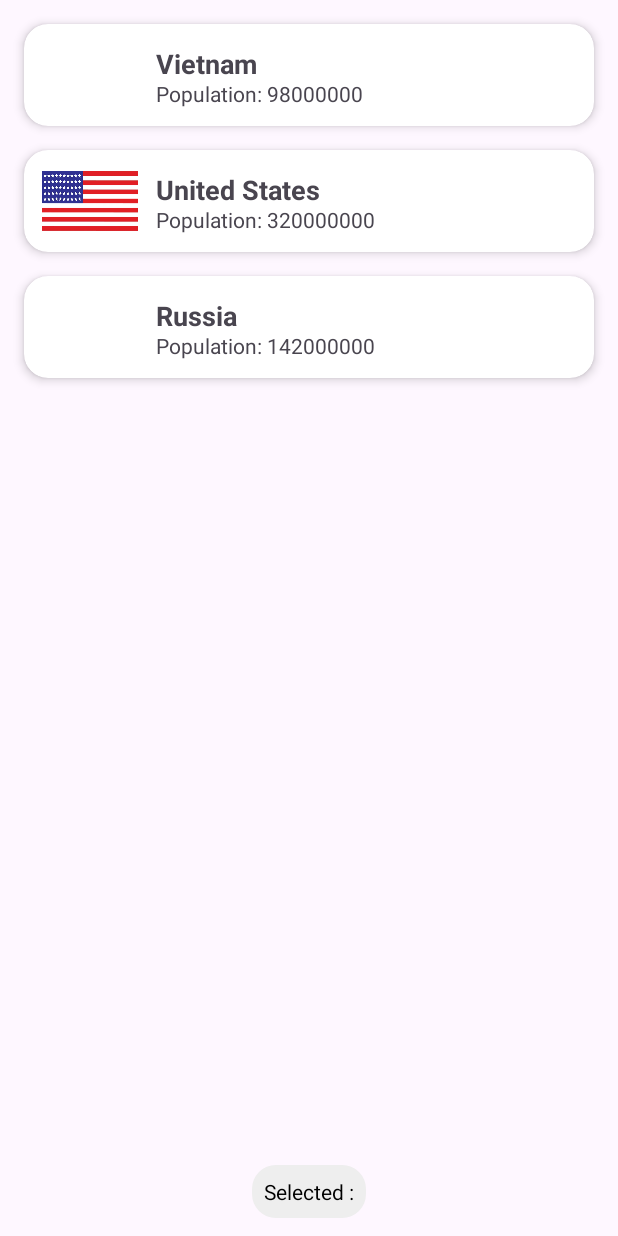
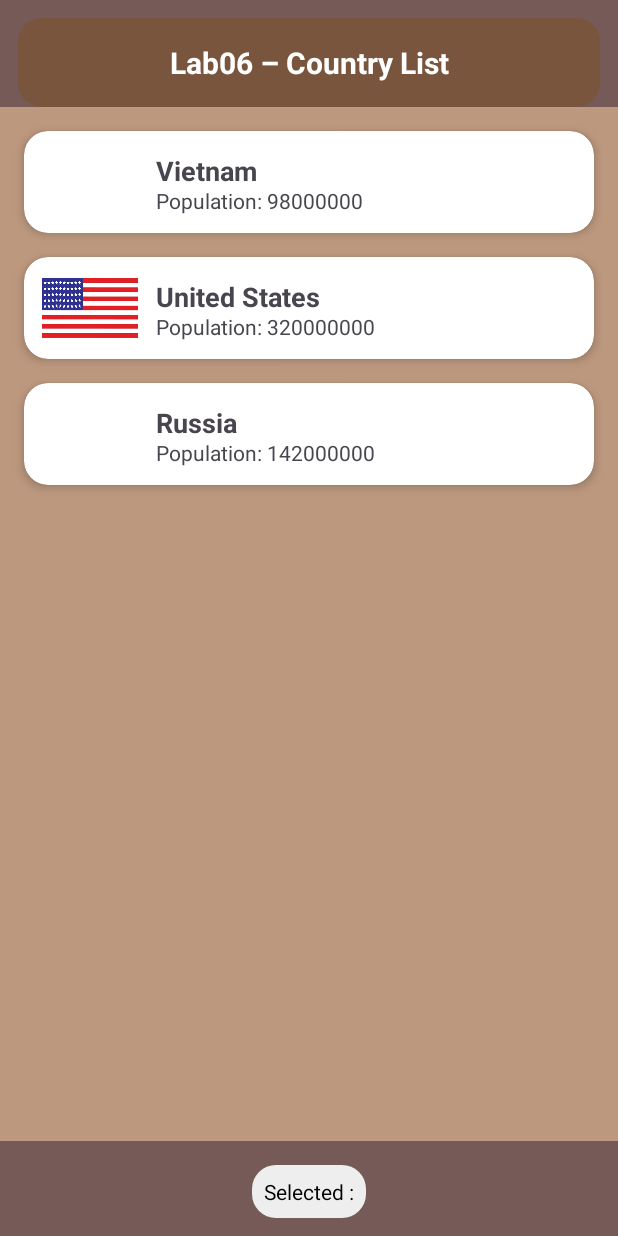
Before and after one commit to abilmazhitova/Lab06, an Android app: the screen it shows after launch (MainActivity), on a phone screen of 412 x 824 dp. Run offline under Robolectric (Android 15) with nearby library versions, the phone set to English and light mode, and no system bars.

Commit message:
Updated styles

```diff
--- /dev/null
+++ b/app/src/main/res/drawable/banner_title.xml
@@ -0,0 +1,5 @@
+<?xml version="1.0" encoding="utf-8"?>
+<shape xmlns:android="http://schemas.android.com/apk/res/android">
+    <solid android:color="#79553D"/>
+    <corners android:radius="16dp"/>
+</shape>
--- a/app/src/main/res/layout/activity_main.xml
+++ b/app/src/main/res/layout/activity_main.xml
@@ -1,22 +1,41 @@
 <?xml version="1.0" encoding="utf-8"?>
-<androidx.constraintlayout.widget.ConstraintLayout
-    xmlns:android="http://schemas.android.com/apk/res/android"
+<androidx.constraintlayout.widget.ConstraintLayout xmlns:android="http://schemas.android.com/apk/res/android"
     xmlns:app="http://schemas.android.com/apk/res-auto"
     xmlns:tools="http://schemas.android.com/tools"
     android:id="@+id/main"
     android:layout_width="match_parent"
     android:layout_height="match_parent"
+    android:background="#755A57"
     tools:context=".MainActivity">
+
+    <TextView
+        android:id="@+id/textView_title"
+        android:layout_width="0dp"
+        android:layout_height="wrap_content"
+        android:layout_margin="12dp"
+        android:background="@drawable/banner_title"
+        android:gravity="center"
+        android:padding="16dp"
+        android:text="Lab06 – Country List"
+        android:textColor="#FFFFFF"
+        android:textSize="20sp"
+        android:textStyle="bold"
+        app:layout_constraintEnd_toEndOf="parent"
+        app:layout_constraintStart_toStartOf="parent"
+        app:layout_constraintTop_toTopOf="parent" />
+
 
     <androidx.recyclerview.widget.RecyclerView
         android:id="@+id/recyclerView"
         android:layout_width="0dp"
         android:layout_height="0dp"
+        android:background="#BC987E"
+        android:clipToPadding="false"
         android:padding="8dp"
-        app:layout_constraintTop_toTopOf="parent"
         app:layout_constraintBottom_toTopOf="@+id/textView_selected"
+        app:layout_constraintEnd_toEndOf="parent"
         app:layout_constraintStart_toStartOf="parent"
-        app:layout_constraintEnd_toEndOf="parent"
+        app:layout_constraintTop_toBottomOf="@+id/textView_title"
         tools:listitem="@layout/item_row" />
 
 
@@ -24,19 +43,19 @@
         android:id="@+id/textView_selected"
         android:layout_width="wrap_content"
         android:layout_height="wrap_content"
+        android:layout_marginStart="8dp"
+        android:layout_marginTop="16dp"
+        android:layout_marginEnd="8dp"
+        android:layout_marginBottom="12dp"
         android:background="@drawable/bg_rounded"
+        android:padding="8dp"
         android:text="Selected :"
         android:textColor="#000"
         android:textSize="14sp"
-        android:padding="8dp"
-        android:layout_marginTop="16dp"
-        android:layout_marginBottom="12dp"
-        android:layout_marginStart="8dp"
-        android:layout_marginEnd="8dp"
-        app:layout_constraintTop_toBottomOf="@+id/recyclerView"
+        app:layout_constraintBottom_toBottomOf="parent"
+        app:layout_constraintEnd_toEndOf="parent"
         app:layout_constraintStart_toStartOf="parent"
-        app:layout_constraintEnd_toEndOf="parent"
-        app:layout_constraintBottom_toBottomOf="parent" />
+        app:layout_constraintTop_toBottomOf="@+id/recyclerView" />
 
 
 </androidx.constraintlayout.widget.ConstraintLayout>
```
